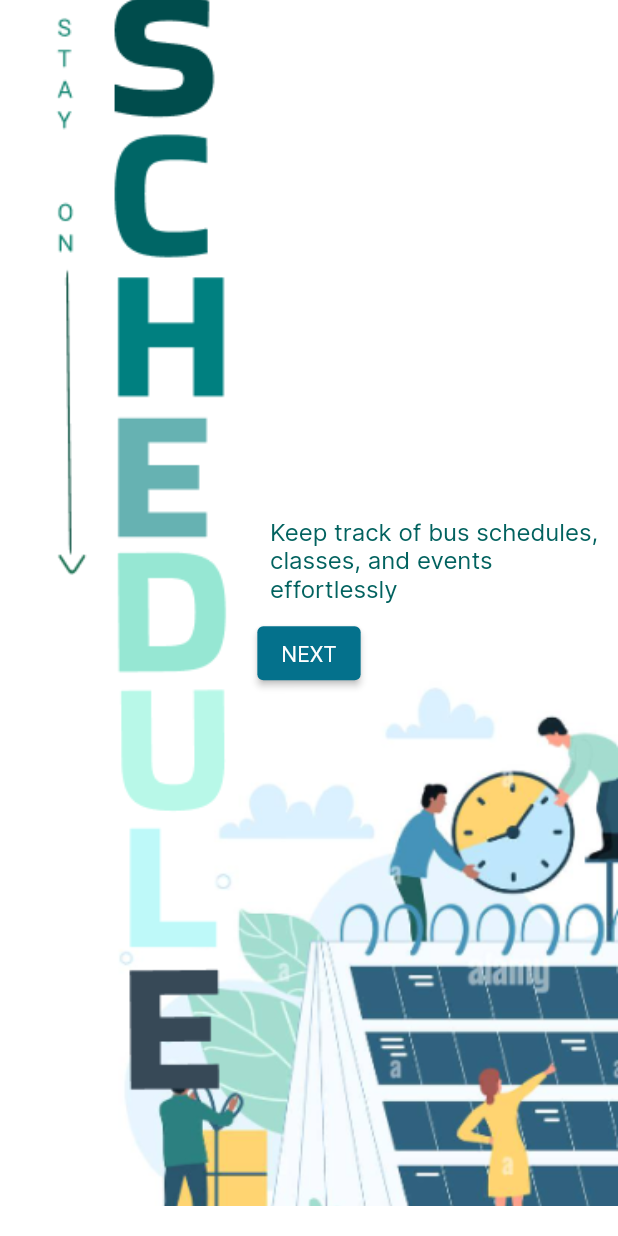
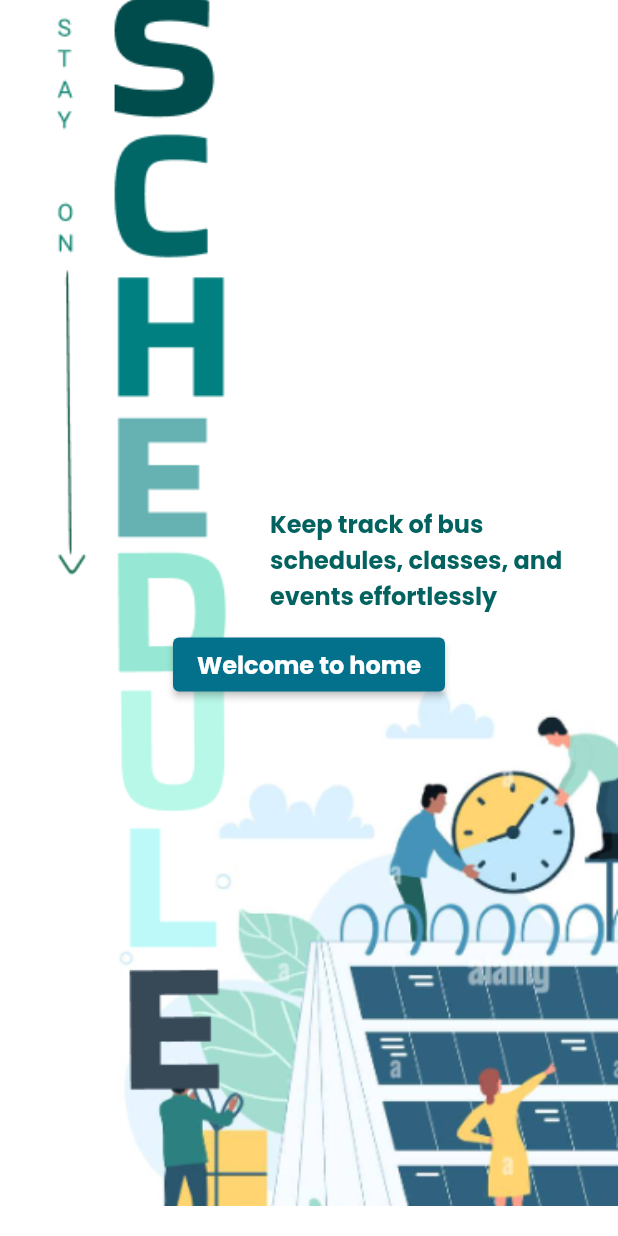
Before and after one commit to nimeshkk/Android_App, a Flutter app: the WalkthroughScreen screen opened directly, swiped to page 3, on a phone screen of 412 x 824 dp. Run offline on Flutter 3.47's test engine with Material 2 defaults, Android fonts, the phone set to English and light mode, and no system bars; our stand-ins replace another_carousel_pro, carousel_slider, cloud_firestore, device_preview, firebase_auth, firebase_core and 2 more; missing offline and left inert: flutter_dismissible_tile; accounts and stored records are empty.

Commit message:
completed animation and splash screen

```diff
--- a/lib/pages/splash_screen/pagecontroller.dart
+++ b/lib/pages/splash_screen/pagecontroller.dart
@@ -34,7 +34,7 @@ class _WalkthroughScreenState extends State<WalkthroughScreen> {
     // Cancel the previous timer if it exists
     _timer?.cancel();
     // Create a new timer that advances the page every 1 second
-    _timer = Timer.periodic(Duration(seconds: 5), (timer) {
+    _timer = Timer.periodic(Duration(seconds: 3), (timer) {
       if (currentPage < 2) {
         _controller.nextPage(
           duration: Duration(milliseconds: 300),
@@ -159,6 +159,8 @@ class SliderOne extends StatelessWidget {
                   'Explore clubs, housing options, and more to enhance your university journey',
                   style: TextStyle(
                     fontSize: 16,
+                    fontWeight: FontWeight.w500,
+                    fontFamily: "Poppins",
                     color: Color.fromARGB(255, 2, 98, 95),
                   ),
                 ),
@@ -199,6 +201,8 @@ class SliderTwo extends StatelessWidget {
                 'Simplify your university experience with our app\'s helpful features',
                 style: TextStyle(
                   fontSize: 16,
+                  fontWeight: FontWeight.w500,
+                  fontFamily: "Poppins",
                   color: Color.fromARGB(255, 2, 98, 95),
                 ),
               ),
@@ -238,6 +242,8 @@ class SliderThree extends StatelessWidget {
                 'Keep track of bus schedules, classes, and events effortlessly',
                 style: TextStyle(
                   fontSize: 16,
+                  fontWeight: FontWeight.w500,
+                  fontFamily: "Poppins",
                   color: Color.fromARGB(255, 2, 98, 95),
                 ),
               ),
@@ -260,9 +266,12 @@ class SliderThree extends StatelessWidget {
                     primary: Color.fromARGB(255, 4, 113, 140),
                   ),
                   child: Text(
-                    'NEXT',
+                    'Welcome to home',
                     style: TextStyle(
                       color: Colors.white, // Set text color here
+                      fontSize: 16,
+                      fontWeight: FontWeight.w500,
+                      fontFamily: "Poppins",
                     ),
                   ),
                 ),
```
